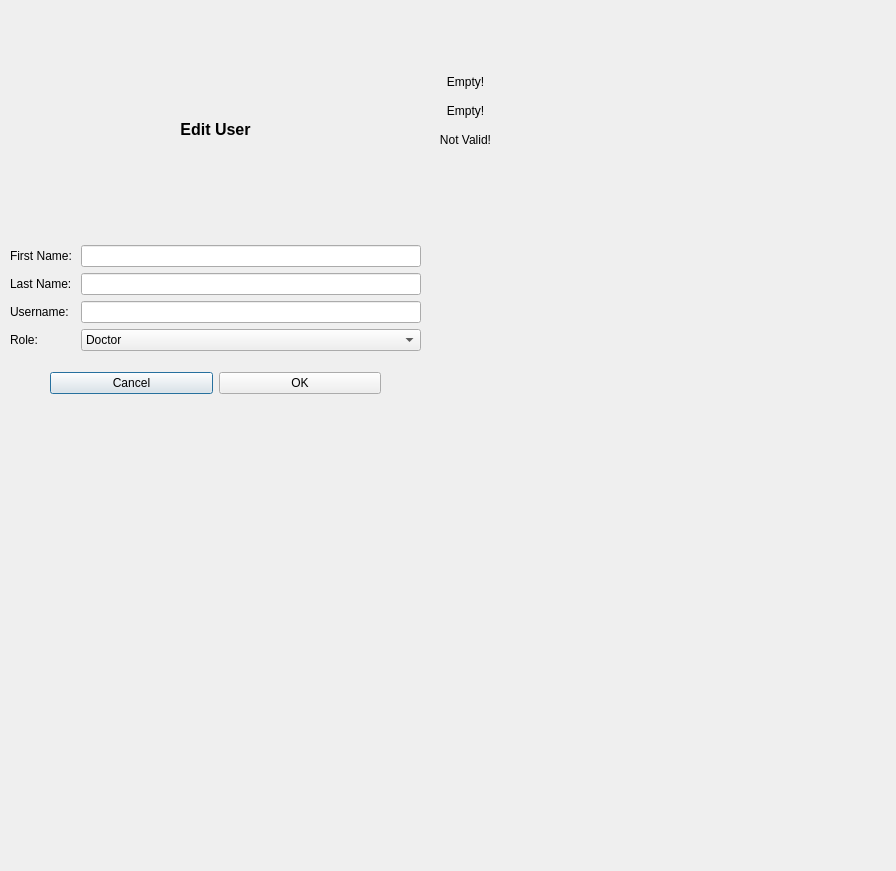
luigiacuna/UB-GUI-OOP-Final-Project, file edituser.ui: the form before one commit.
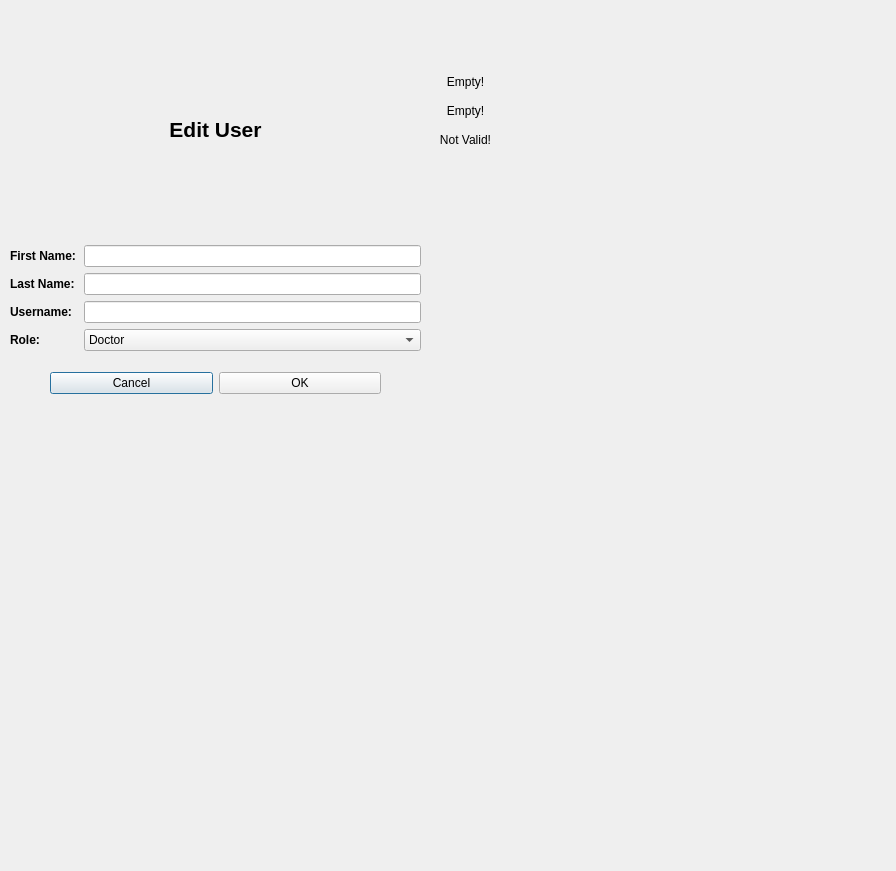
The form after the commit. Icons and pictures are not drawn.

Diff of the .ui file:
```diff
--- a/edituser.ui
+++ b/edituser.ui
@@ -64,7 +64,7 @@
     <item alignment="Qt::AlignHCenter">
      <widget class="QLabel" name="editUserMainLabel">
       <property name="text">
-       <string>&lt;html&gt;&lt;head/&gt;&lt;body&gt;&lt;p&gt;&lt;span style=&quot; font-size:12pt; font-weight:700;&quot;&gt;Edit User&lt;/span&gt;&lt;/p&gt;&lt;/body&gt;&lt;/html&gt;</string>
+       <string>&lt;html&gt;&lt;head/&gt;&lt;body&gt;&lt;p&gt;&lt;span style=&quot; font-size:16pt; font-weight:700;&quot;&gt;Edit User&lt;/span&gt;&lt;/p&gt;&lt;/body&gt;&lt;/html&gt;</string>
       </property>
       <property name="alignment">
        <set>Qt::AlignCenter</set>
@@ -78,28 +78,28 @@
         <item>
          <widget class="QLabel" name="firstNameLabel">
           <property name="text">
-           <string>First Name:</string>
+           <string>&lt;html&gt;&lt;head/&gt;&lt;body&gt;&lt;p&gt;&lt;span style=&quot; font-weight:700;&quot;&gt;First Name:&lt;/span&gt;&lt;/p&gt;&lt;/body&gt;&lt;/html&gt;</string>
           </property>
          </widget>
         </item>
         <item>
          <widget class="QLabel" name="lastNameLabel">
           <property name="text">
-           <string>Last Name: </string>
+           <string>&lt;html&gt;&lt;head/&gt;&lt;body&gt;&lt;p&gt;&lt;span style=&quot; font-weight:700;&quot;&gt;Last Name: &lt;/span&gt;&lt;/p&gt;&lt;/body&gt;&lt;/html&gt;</string>
           </property>
          </widget>
         </item>
         <item>
          <widget class="QLabel" name="userNameLabel">
           <property name="text">
-           <string>Username: </string>
+           <string>&lt;html&gt;&lt;head/&gt;&lt;body&gt;&lt;p&gt;&lt;span style=&quot; font-weight:700;&quot;&gt;Username: &lt;/span&gt;&lt;/p&gt;&lt;/body&gt;&lt;/html&gt;</string>
           </property>
          </widget>
         </item>
         <item>
          <widget class="QLabel" name="roleLabel">
           <property name="text">
-           <string>Role: </string>
+           <string>&lt;html&gt;&lt;head/&gt;&lt;body&gt;&lt;p&gt;&lt;span style=&quot; font-weight:700;&quot;&gt;Role: &lt;/span&gt;&lt;/p&gt;&lt;/body&gt;&lt;/html&gt;</string>
           </property>
          </widget>
         </item>
```
